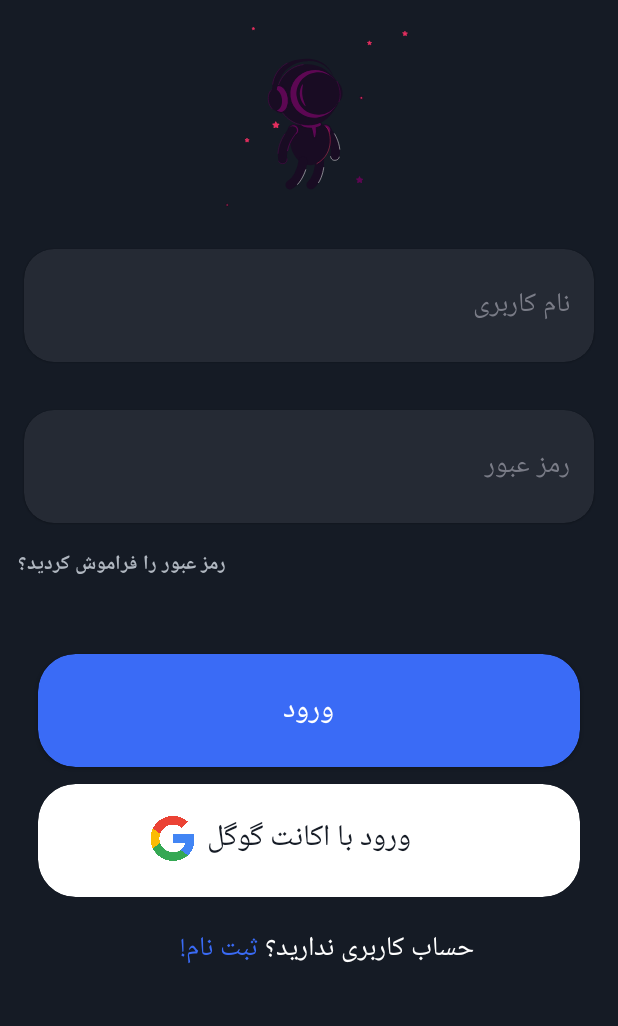
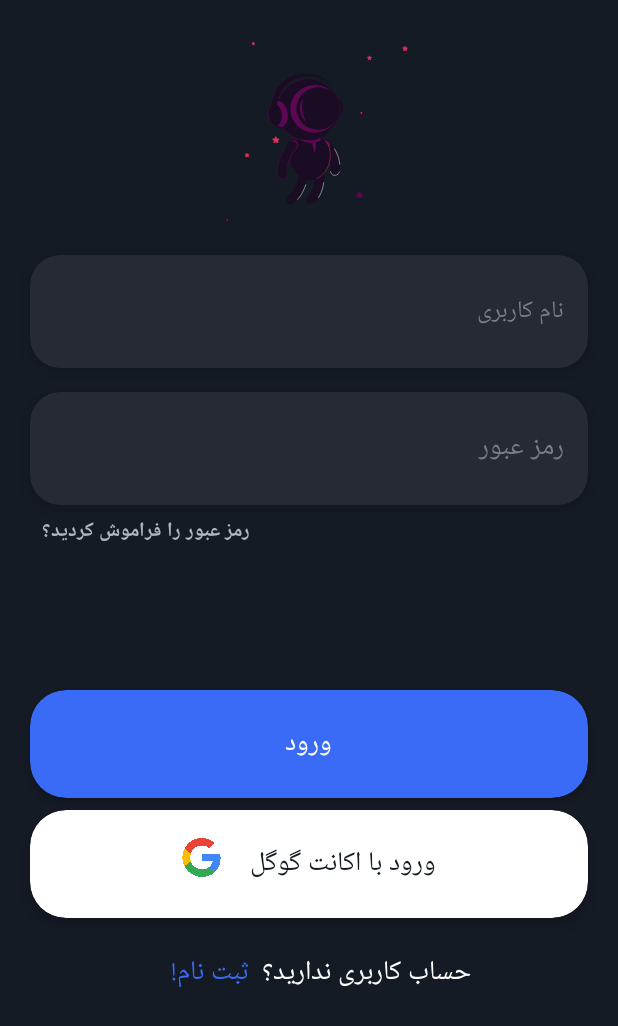
Before and after one commit to merajdh/startup-music-player, an Android app: the layout activity_main.xml on its own in the app's theme, with its tools: preview values and no code run, on a phone screen of 412 x 824 dp. Shown: the top 1026 px of the screen. Run offline under Robolectric (Android 15) with nearby library versions, the phone set to English and light mode, and no system bars.

Commit message:
Edit Login Page Distances

```diff
--- a/app/src/main/res/layout/activity_main.xml
+++ b/app/src/main/res/layout/activity_main.xml
@@ -10,31 +10,42 @@
     tools:context=".ui.MainActivity">
 
     <com.airbnb.lottie.LottieAnimationView
+        android:layout_marginTop="10dp"
         android:id="@+id/anim_login"
         app:lottie_loop="true"
         app:lottie_rawRes="@raw/anim_music_login"
         android:layout_width="match_parent"
         android:layout_height="150dp"/>
+
     <com.google.android.material.card.MaterialCardView
+        app:cardElevation="7dp"
         android:backgroundTint="#252a34"
+        android:layout_marginTop="10dp"
+        android:layout_marginEnd="20dp"
+        android:layout_marginStart="20dp"
         app:cardCornerRadius="20dp"
-        android:layout_margin="16dp"
         android:layout_width="match_parent"
         android:layout_height="75dp">
+
         <EditText
             android:textColor="@color/white"
             android:textColorHint="#7A7C87"
             android:hint="نام کاربری"
+            android:textSize="16sp"
             android:background="#252a34"
             android:layout_margin="16dp"
             android:layout_width="match_parent"
             android:layout_height="match_parent"/>
 
     </com.google.android.material.card.MaterialCardView>
+
     <com.google.android.material.card.MaterialCardView
+        app:cardElevation="7dp"
         android:backgroundTint="#252a34"
         app:cardCornerRadius="20dp"
-        android:layout_margin="16dp"
+        android:layout_marginEnd="20dp"
+        android:layout_marginTop="16dp"
+        android:layout_marginStart="20dp"
         android:layout_width="match_parent"
         android:layout_height="75dp">
         <EditText
@@ -47,27 +58,33 @@
             android:layout_height="match_parent"/>
 
     </com.google.android.material.card.MaterialCardView>
+
     <TextView
         android:textStyle="bold"
         android:text="رمز عبور را فراموش کردید؟"
-        android:layout_marginStart="12dp"
+        android:layout_marginTop="2dp"
+        android:padding="4dp"
+        android:layout_marginStart="24dp"
         android:textSize="13sp"
         android:textColor="@color/Gray"
         android:layout_width="wrap_content"
         android:layout_height="wrap_content"/>
+
     <com.google.android.material.circularreveal.cardview.CircularRevealCardView
-        android:layout_marginStart="25dp"
-        android:layout_marginEnd="25dp"
-        android:layout_marginTop="48dp"
+        android:layout_marginStart="20dp"
+        app:cardElevation="4dp"
+        android:layout_marginEnd="20dp"
+        android:layout_marginTop="90dp"
         android:clickable="true"
-        app:cardCornerRadius="25dp"
+        app:cardCornerRadius="24dp"
         android:backgroundTint="@color/bule"
         android:layout_width="match_parent"
-        android:layout_height="75dp"
+        android:layout_height="72dp"
         android:focusable="true">
         <TextView
+            android:fontFamily="@font/shabnam_medium"
             android:textColor="@color/white"
-            android:textSize="20sp"
+            android:textSize="18sp"
             android:text="ورود"
             android:layout_gravity="center"
             android:layout_width="wrap_content"
@@ -76,41 +93,54 @@
     </com.google.android.material.circularreveal.cardview.CircularRevealCardView>
     <com.google.android.material.circularreveal.cardview.CircularRevealCardView
         android:clickable="true"
-        app:cardCornerRadius="25dp"
+        app:cardElevation="6dp"
+        app:cardCornerRadius="24dp"
         android:backgroundTint="@color/white"
-        android:layout_marginStart="25dp"
-        android:layout_marginEnd="25dp"
-        android:layout_marginTop="11dp"
+        android:layout_marginStart="20dp"
+        android:layout_marginEnd="20dp"
+        android:layout_marginTop="8dp"
         android:layout_width="match_parent"
-        android:layout_height="75dp"
+        android:layout_height="72dp"
         android:focusable="true">
 
         <androidx.constraintlayout.widget.ConstraintLayout
             android:layout_width="match_parent"
             android:layout_height="match_parent">
 
+            <LinearLayout
+                android:gravity="center"
+                android:layout_width="match_parent"
+                android:layout_height="match_parent"
+                android:orientation="horizontal">
+
                 <ImageView
-                android:layout_marginEnd="8dp"
-                android:layout_width="30dp"
-                android:layout_height="30dp"
+                    android:layout_width="26dp"
+                    android:layout_height="26dp"
+                    android:layout_marginEnd="4dp"
+                    android:layout_marginBottom="4dp"
                     android:src="@drawable/google"
                     app:layout_constraintBottom_toBottomOf="@+id/textView2"
                     app:layout_constraintEnd_toStartOf="@+id/textView2"
                     app:layout_constraintTop_toTopOf="@+id/textView2" />
 
                 <TextView
+                    android:layout_marginStart="15dp"
                     android:id="@+id/textView2"
                     android:layout_width="wrap_content"
                     android:layout_height="wrap_content"
                     android:layout_gravity="center"
+                    android:fontFamily="@font/shabnam_medium"
                     android:text="ورود با اکانت گوگل"
                     android:textColor="@color/dark_bule"
-                android:textSize="20sp"
+                    android:textSize="18sp"
                     app:layout_constraintBottom_toBottomOf="parent"
                     app:layout_constraintEnd_toEndOf="parent"
                     app:layout_constraintStart_toStartOf="parent"
                     app:layout_constraintTop_toTopOf="parent"
                     app:layout_constraintVertical_bias="0.46" />
+
+
+            </LinearLayout>
 
         </androidx.constraintlayout.widget.ConstraintLayout>
 
@@ -120,14 +150,15 @@
         android:layout_height="wrap_content">
 
         <TextView
+            android:padding="2dp"
             android:id="@+id/textView"
             android:layout_width="wrap_content"
             android:layout_height="wrap_content"
             android:layout_gravity="center"
             android:layout_marginTop="19dp"
             android:layout_marginEnd="96dp"
+            android:textColor="@color/white"
             android:text="حساب کاربری ندارید؟"
-            android:textColor="@color/white"
             android:textSize="18sp"
             app:layout_constraintBottom_toBottomOf="parent"
             app:layout_constraintEnd_toEndOf="parent"
@@ -135,6 +166,7 @@
             app:layout_constraintVertical_bias="0.0" />
 
         <TextView
+            android:padding="2dp"
             android:layout_width="wrap_content"
             android:layout_height="wrap_content"
             android:layout_gravity="center"
```
Lines whose indentation alone changed are shown as unchanged.
